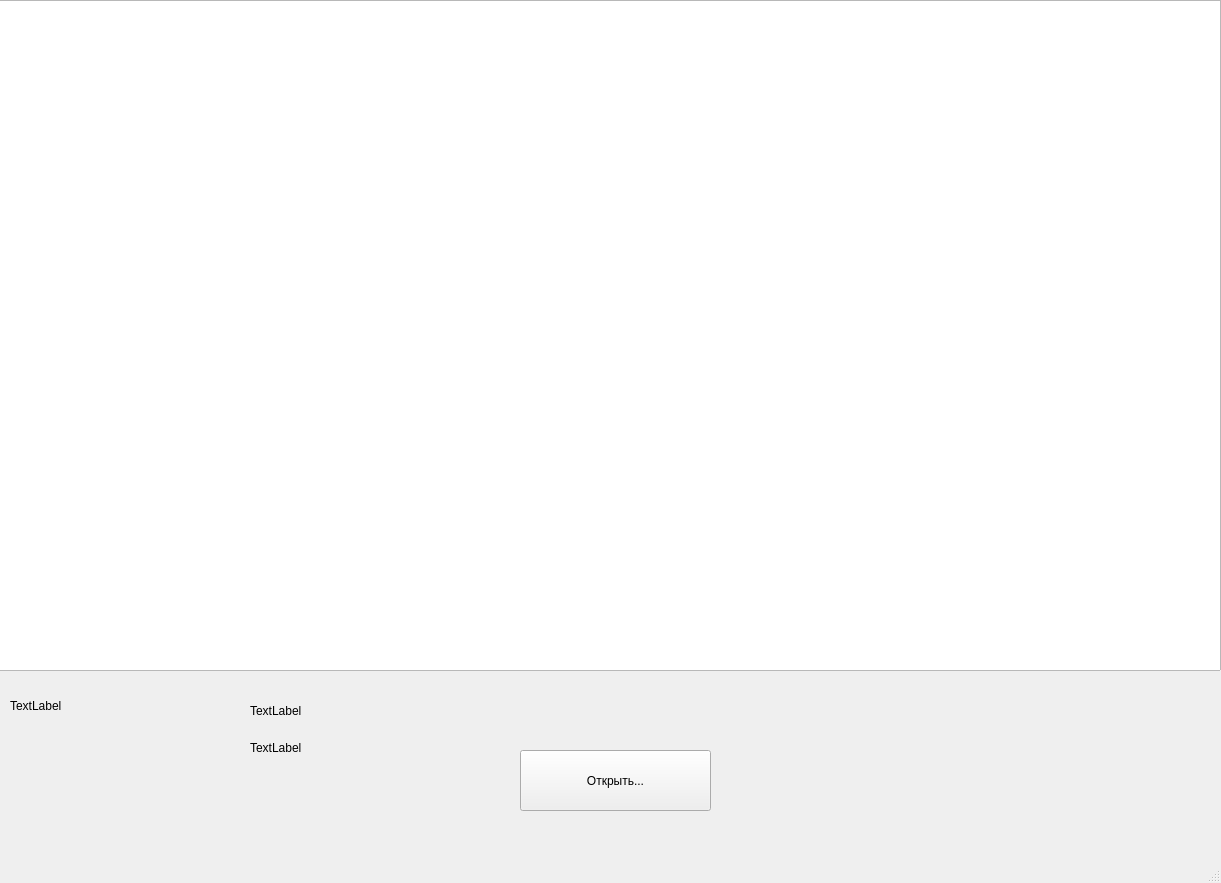
This is Lab2/Task1/mainwindow.ui in amakuem/LAbsOAIP as Qt 5 draws it before an edit. The edited form follows.
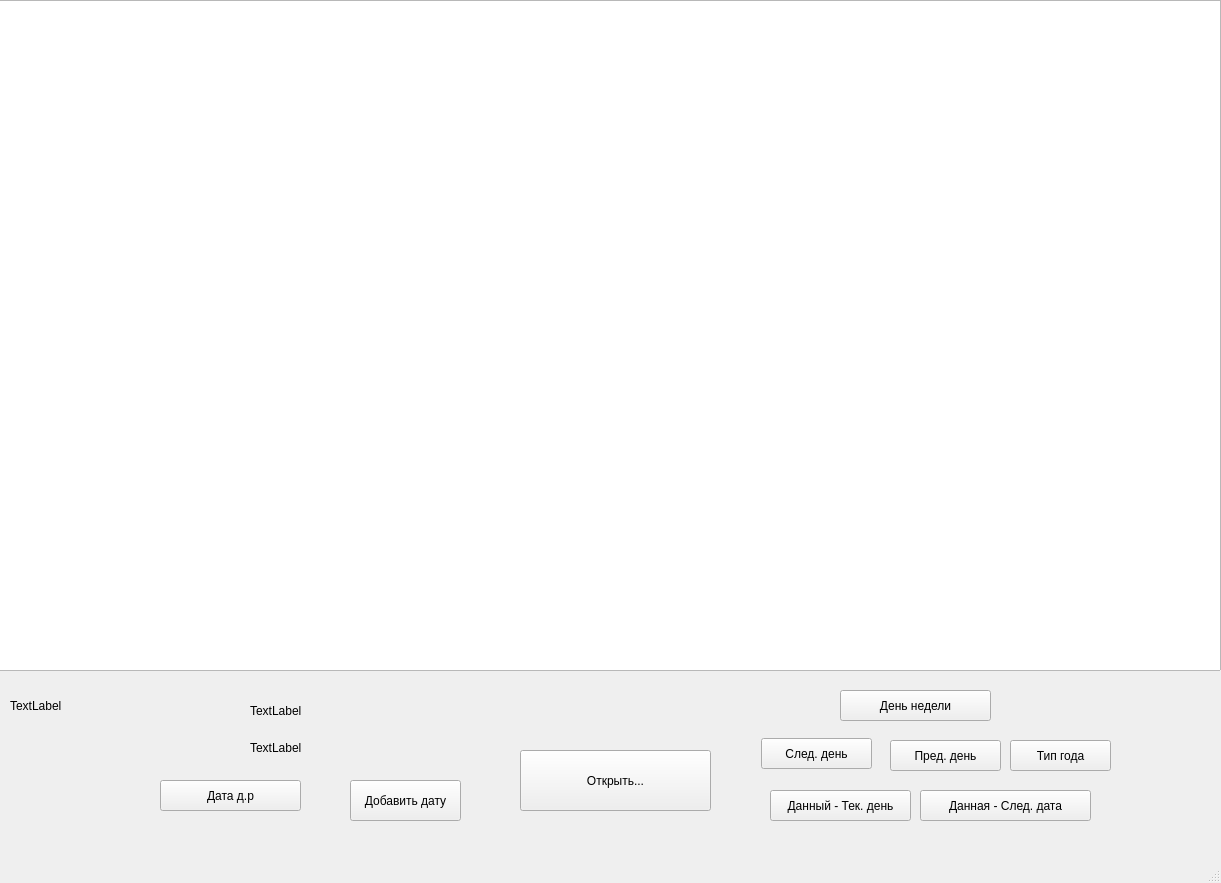
This is the edited form.

Patch:
```diff
--- a/Lab2/Task1/mainwindow.ui
+++ b/Lab2/Task1/mainwindow.ui
@@ -76,6 +76,110 @@
      <string>TextLabel</string>
     </property>
    </widget>
+   <widget class="QPushButton" name="pushButton_2">
+    <property name="geometry">
+     <rect>
+      <x>761</x>
+      <y>738</y>
+      <width>111</width>
+      <height>31</height>
+     </rect>
+    </property>
+    <property name="text">
+     <string>След. день</string>
+    </property>
+   </widget>
+   <widget class="QPushButton" name="pushButton_3">
+    <property name="geometry">
+     <rect>
+      <x>890</x>
+      <y>740</y>
+      <width>111</width>
+      <height>31</height>
+     </rect>
+    </property>
+    <property name="text">
+     <string>Пред. день</string>
+    </property>
+   </widget>
+   <widget class="QPushButton" name="pushButton_4">
+    <property name="geometry">
+     <rect>
+      <x>770</x>
+      <y>790</y>
+      <width>141</width>
+      <height>31</height>
+     </rect>
+    </property>
+    <property name="text">
+     <string>Данный - Тек. день</string>
+    </property>
+   </widget>
+   <widget class="QPushButton" name="pushButton_5">
+    <property name="geometry">
+     <rect>
+      <x>920</x>
+      <y>790</y>
+      <width>171</width>
+      <height>31</height>
+     </rect>
+    </property>
+    <property name="text">
+     <string>Данная - След. дата</string>
+    </property>
+   </widget>
+   <widget class="QPushButton" name="pushButton_6">
+    <property name="geometry">
+     <rect>
+      <x>1010</x>
+      <y>740</y>
+      <width>101</width>
+      <height>31</height>
+     </rect>
+    </property>
+    <property name="text">
+     <string>Тип года</string>
+    </property>
+   </widget>
+   <widget class="QPushButton" name="pushButton_7">
+    <property name="geometry">
+     <rect>
+      <x>840</x>
+      <y>690</y>
+      <width>151</width>
+      <height>31</height>
+     </rect>
+    </property>
+    <property name="text">
+     <string>День недели</string>
+    </property>
+   </widget>
+   <widget class="QPushButton" name="pushButton_8">
+    <property name="geometry">
+     <rect>
+      <x>160</x>
+      <y>780</y>
+      <width>141</width>
+      <height>31</height>
+     </rect>
+    </property>
+    <property name="text">
+     <string>Дата д.р</string>
+    </property>
+   </widget>
+   <widget class="QPushButton" name="pushButton_9">
+    <property name="geometry">
+     <rect>
+      <x>350</x>
+      <y>780</y>
+      <width>111</width>
+      <height>41</height>
+     </rect>
+    </property>
+    <property name="text">
+     <string>Добавить дату</string>
+    </property>
+   </widget>
   </widget>
   <widget class="QMenuBar" name="menubar">
    <property name="geometry">
```
